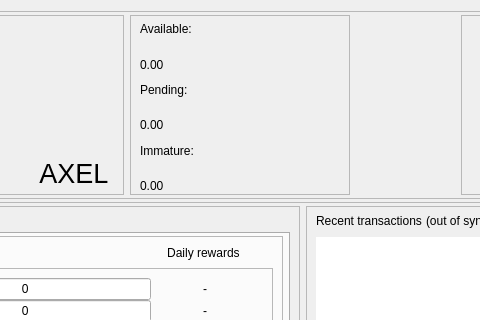
Qt form src/qt/forms/overviewpage.ui (axelnetwork/AXEL) before a commit; both pictures show x 231 to 711 and y 0 to 320 of the 1067 by 600 pixel window.
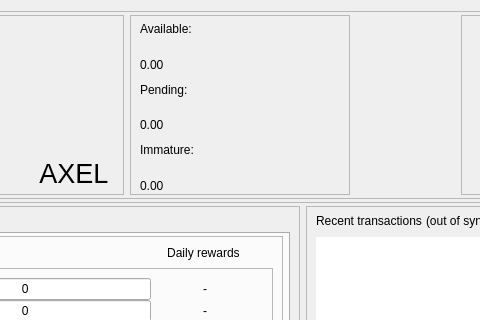
The same form after that commit. Icons and pictures are not drawn.

```diff
--- a/src/qt/forms/overviewpage.ui
+++ b/src/qt/forms/overviewpage.ui
@@ -336,7 +336,7 @@
                  <property name="sizeHint" stdset="0">
                   <size>
                    <width>40</width>
-                   <height>20</height>
+                   <height>25</height>
                   </size>
                  </property>
                 </spacer>
@@ -370,7 +370,7 @@
                  <property name="sizeHint" stdset="0">
                   <size>
                    <width>40</width>
-                   <height>20</height>
+                   <height>25</height>
                   </size>
                  </property>
                 </spacer>
@@ -404,7 +404,7 @@
                  <property name="sizeHint" stdset="0">
                   <size>
                    <width>40</width>
-                   <height>20</height>
+                   <height>25</height>
                   </size>
                  </property>
                 </spacer>
```
